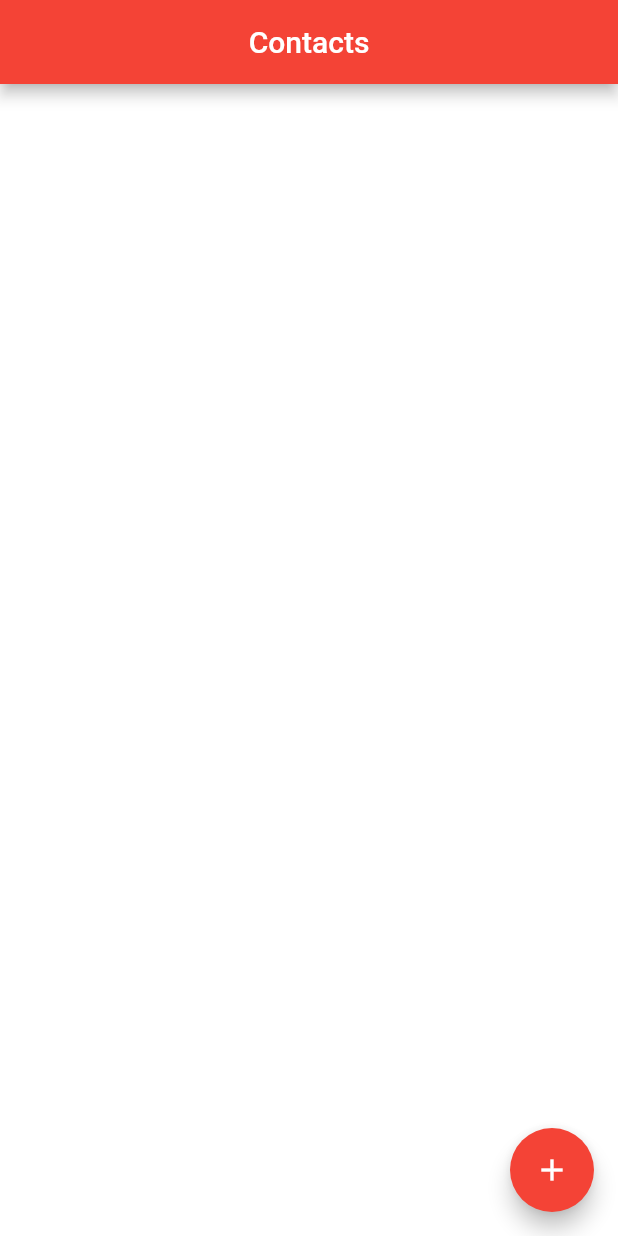
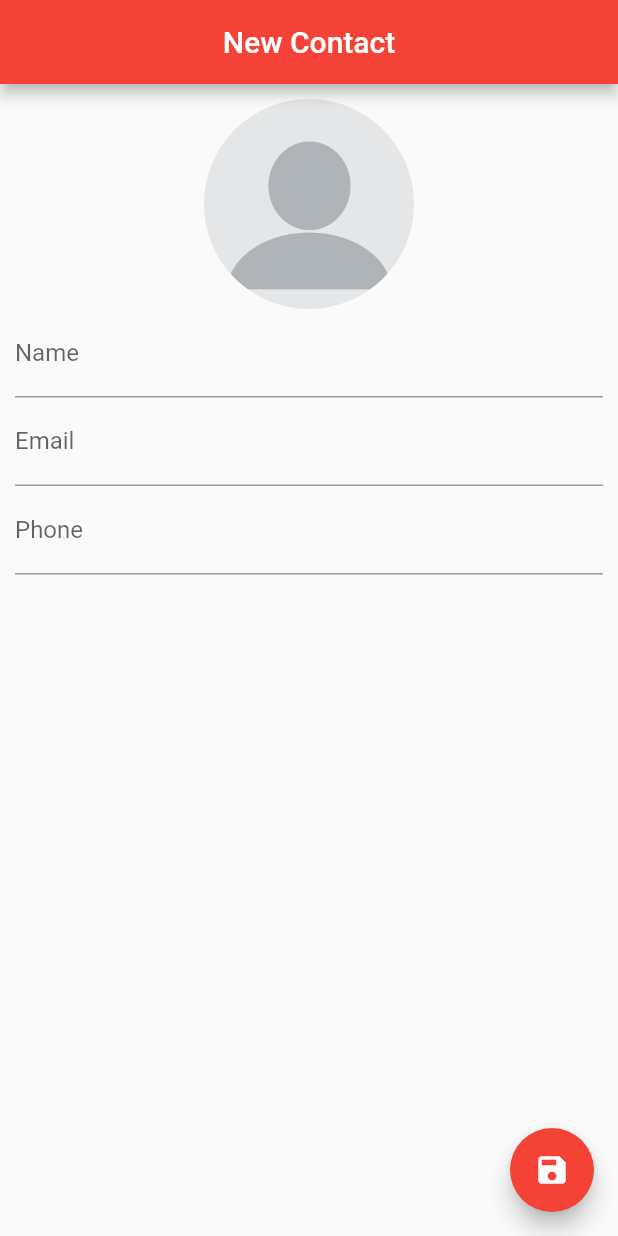
Before and after one commit to arubesu/contacts_manager, a Flutter app: the screen it shows after launch, on a phone screen of 412 x 824 dp. Run offline on Flutter 3.47's test engine with Material 2 defaults, Android fonts, the phone set to English and light mode, and no system bars; our stand-ins replace sqflite; accounts and stored records are empty.

Commit message:
add contact editing page

```diff
--- a/lib/main.dart
+++ b/lib/main.dart
@@ -1,6 +1,7 @@
+import 'package:contacts_manager/pages/contact_page.dart';
 import 'package:contacts_manager/pages/home_page.dart';
 import 'package:flutter/material.dart';
 
 void main() {
-  runApp(MaterialApp(home: HomePage()));
+  runApp(MaterialApp(home: ContactPage()));
 }
--- /dev/null
+++ b/lib/pages/contact_page.dart
@@ -0,0 +1,93 @@
+import 'dart:io';
+
+import 'package:contacts_manager/models/contact.dart';
+import 'package:flutter/material.dart';
+
+class ContactPage extends StatefulWidget {
+  final Contact contact;
+
+  ContactPage({this.contact});
+
+  @override
+  _ContactPageState createState() => _ContactPageState();
+}
+
+class _ContactPageState extends State<ContactPage> {
+  Contact _editedContact;
+
+  var _nameController = TextEditingController();
+  var _emailController = TextEditingController();
+  var _phoneController = TextEditingController();
+  bool _userEdited;
+
+  @override
+  void initState() {
+    super.initState();
+
+    if (widget.contact == null) {
+      _editedContact = Contact();
+      return;
+    }
+
+    _editedContact = Contact.fromMap(widget.contact.toMap());
+    _nameController.text = _editedContact.name;
+    _emailController.text = _editedContact.email;
+    _phoneController.text = _editedContact.phone;
+  }
+
+  @override
+  Widget build(BuildContext context) {
+    return Scaffold(
+      appBar: AppBar(
+        title: Text(_editedContact.name ?? 'New Contact'),
+        backgroundColor: Colors.red,
+        centerTitle: true,
+      ),
+      floatingActionButton: FloatingActionButton(
+          onPressed: () {},
+          child: Icon(Icons.save),
+          backgroundColor: Colors.red),
+      body: SingleChildScrollView(
+        padding: EdgeInsets.all(10),
+        child: Column(
+          children: <Widget>[
+            Container(
+                width: 140,
+                height: 140,
+                decoration: BoxDecoration(
+                    shape: BoxShape.circle,
+                    image: DecorationImage(
+                        image: _editedContact.img != null
+                            ? FileImage(File(_editedContact.img))
+                            : AssetImage("images/profile.png")))),
+            TextField(
+                decoration: InputDecoration(labelText: "Name"),
+                controller: _nameController,
+                keyboardType: TextInputType.text,
+                onChanged: (text) {
+                  _userEdited = true;
+                  setState(() {
+                    _editedContact.name = text;
+                  });
+                }),
+            TextField(
+                decoration: InputDecoration(labelText: "Email"),
+                controller: _emailController,
+                keyboardType: TextInputType.text,
+                onChanged: (text) {
+                  _userEdited = true;
+                  _editedContact.email = text;
+                }),
+            TextField(
+                decoration: InputDecoration(labelText: "Phone"),
+                controller: _phoneController,
+                keyboardType: TextInputType.text,
+                onChanged: (text) {
+                  _editedContact.phone = text;
+                }),
+          ],
+        ),
+      ),
+    );
+  }
+}
```
